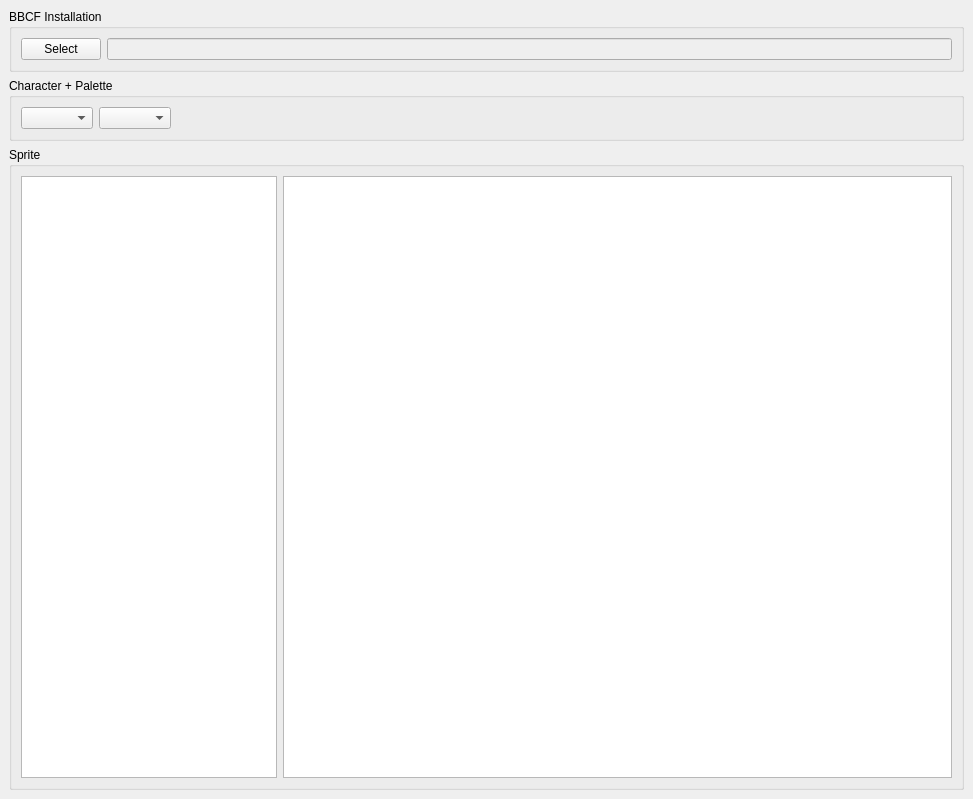
The window that bbsed/ui/mainwindow.ui (slacknate/bbsed) describes before a commit, drawn with Qt 5.
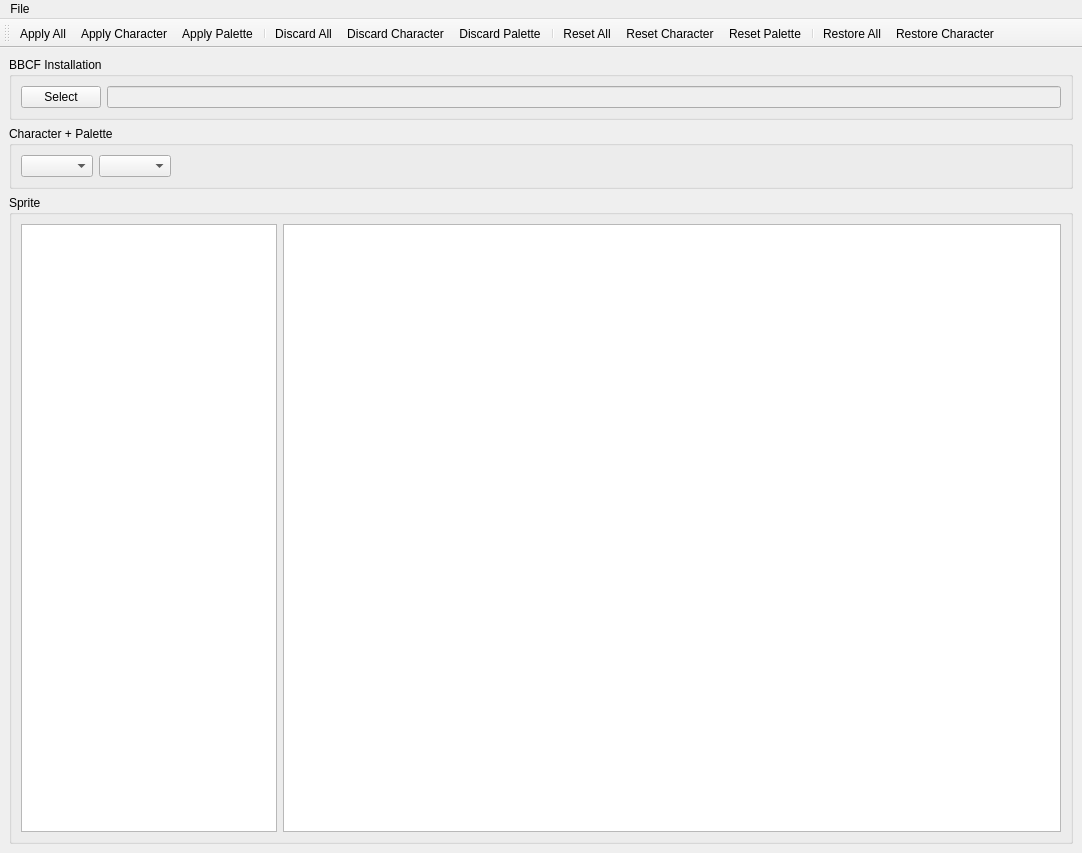
The same window after the commit.

Commit message:
[ui] add menu and toolbar to the main window
 - we have a lot of things we want the user to be able to do!

```diff
--- a/bbsed/ui/mainwindow.ui
+++ b/bbsed/ui/mainwindow.ui
@@ -6,8 +6,8 @@
    <rect>
     <x>0</x>
     <y>0</y>
-    <width>973</width>
-    <height>799</height>
+    <width>1082</width>
+    <height>853</height>
    </rect>
   </property>
   <property name="windowTitle">
@@ -96,6 +96,144 @@
     </item>
    </layout>
   </widget>
+  <widget class="QToolBar" name="toolBar">
+   <property name="windowTitle">
+    <string>toolBar</string>
+   </property>
+   <property name="movable">
+    <bool>true</bool>
+   </property>
+   <attribute name="toolBarArea">
+    <enum>TopToolBarArea</enum>
+   </attribute>
+   <attribute name="toolBarBreak">
+    <bool>false</bool>
+   </attribute>
+   <addaction name="apply_all"/>
+   <addaction name="apply_character"/>
+   <addaction name="apply_palette"/>
+   <addaction name="separator"/>
+   <addaction name="discard_all"/>
+   <addaction name="discard_character"/>
+   <addaction name="discard_palette"/>
+   <addaction name="separator"/>
+   <addaction name="reset_all"/>
+   <addaction name="reset_character"/>
+   <addaction name="reset_palette"/>
+   <addaction name="separator"/>
+   <addaction name="restore_all"/>
+   <addaction name="restore_character"/>
+  </widget>
+  <widget class="QMenuBar" name="menuBar">
+   <property name="geometry">
+    <rect>
+     <x>0</x>
+     <y>0</y>
+     <width>1082</width>
+     <height>21</height>
+    </rect>
+   </property>
+   <widget class="QMenu" name="menuFile">
+    <property name="title">
+     <string>File</string>
+    </property>
+    <addaction name="exit"/>
+   </widget>
+   <addaction name="menuFile"/>
+  </widget>
+  <action name="exit">
+   <property name="text">
+    <string>&amp;Exit</string>
+   </property>
+  </action>
+  <action name="apply_all">
+   <property name="text">
+    <string>Apply All</string>
+   </property>
+   <property name="toolTip">
+    <string>Apply all palettes to BBCF game data</string>
+   </property>
+  </action>
+  <action name="apply_character">
+   <property name="text">
+    <string>Apply Character</string>
+   </property>
+   <property name="toolTip">
+    <string>Apply selected character palettes to BBCF game data</string>
+   </property>
+  </action>
+  <action name="apply_palette">
+   <property name="text">
+    <string>Apply Palette</string>
+   </property>
+   <property name="toolTip">
+    <string>Apply selected palette to BBCF game data</string>
+   </property>
+  </action>
+  <action name="discard_all">
+   <property name="text">
+    <string>Discard All</string>
+   </property>
+   <property name="toolTip">
+    <string>Discard all palette changes</string>
+   </property>
+  </action>
+  <action name="discard_character">
+   <property name="text">
+    <string>Discard Character</string>
+   </property>
+   <property name="toolTip">
+    <string>Discard selected character palette changes</string>
+   </property>
+  </action>
+  <action name="discard_palette">
+   <property name="text">
+    <string>Discard Palette</string>
+   </property>
+   <property name="toolTip">
+    <string>Discard selected palette changes</string>
+   </property>
+  </action>
+  <action name="restore_all">
+   <property name="text">
+    <string>Restore All</string>
+   </property>
+   <property name="toolTip">
+    <string>Restore game data for all palettes</string>
+   </property>
+  </action>
+  <action name="restore_character">
+   <property name="text">
+    <string>Restore Character</string>
+   </property>
+   <property name="toolTip">
+    <string>Restore game data for selected character palettes</string>
+   </property>
+  </action>
+  <action name="reset_all">
+   <property name="text">
+    <string>Reset All</string>
+   </property>
+   <property name="toolTip">
+    <string>Reset all cached palettes to backed up version</string>
+   </property>
+  </action>
+  <action name="reset_character">
+   <property name="text">
+    <string>Reset Character</string>
+   </property>
+   <property name="toolTip">
+    <string>Reset cached selected character palettes to backed up version</string>
+   </property>
+  </action>
+  <action name="reset_palette">
+   <property name="text">
+    <string>Reset Palette</string>
+   </property>
+   <property name="toolTip">
+    <string>Reset cached selected palette to backed up version</string>
+   </property>
+  </action>
  </widget>
  <resources/>
  <connections/>
```
The commit also changes 1 other file.
